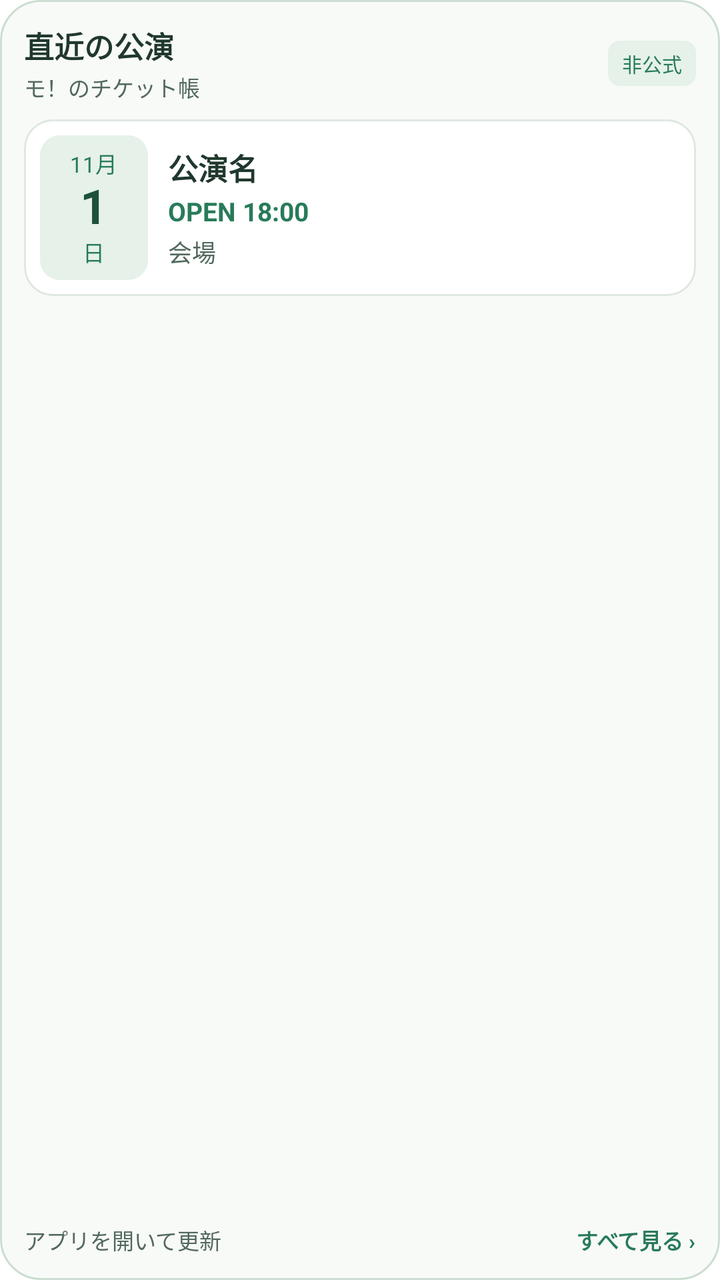
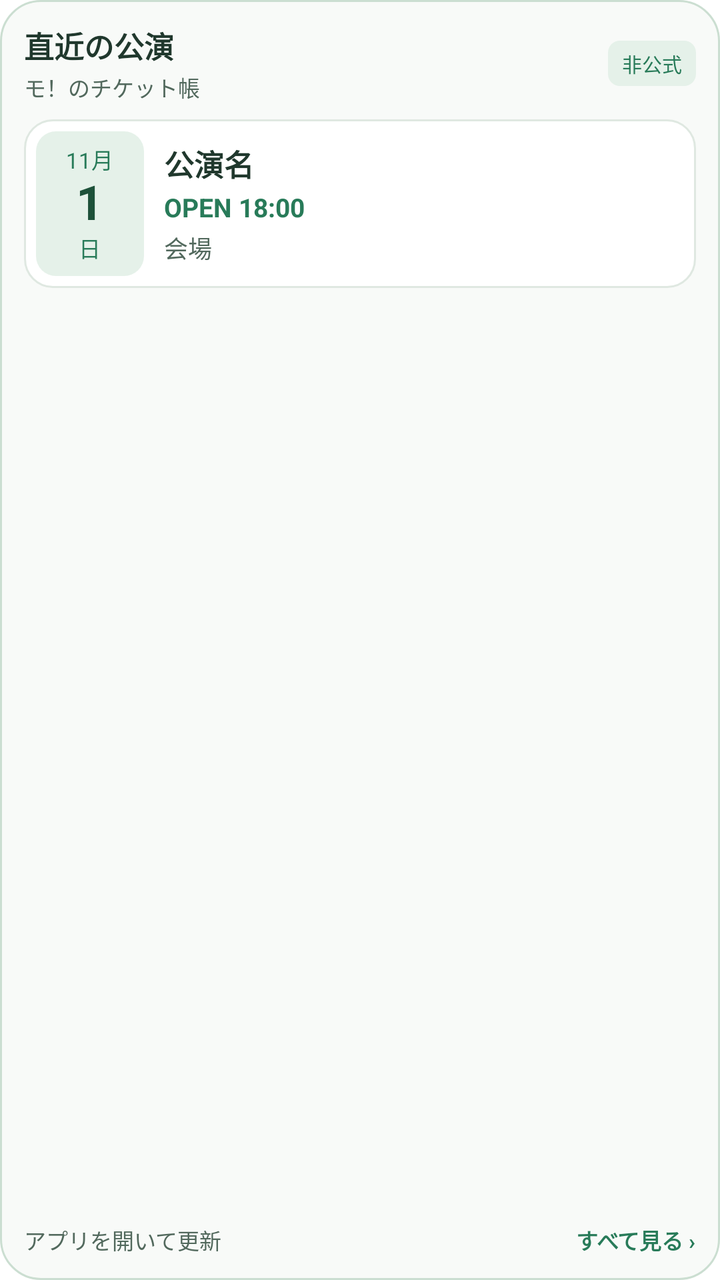

Before-and-after screenshots of an Android layout around one commit, followed by the original layout XML and the change that was made.
<!-- AndroidManifest.xml: fallback theme Theme.MaterialComponents.DayNight.NoActionBar -->
<!-- res/layout/ticket_widget.xml -->
<LinearLayout xmlns:android="http://schemas.android.com/apk/res/android" android:id="@+id/ticket_widget_root" android:layout_width="match_parent" android:layout_height="match_parent" android:orientation="vertical" android:padding="12dp" android:background="@drawable/ticket_widget_background">
  <LinearLayout android:layout_width="match_parent" android:layout_height="wrap_content" android:orientation="horizontal" android:gravity="center_vertical" android:layout_marginBottom="8dp">
    <LinearLayout android:layout_width="0dp" android:layout_weight="1" android:layout_height="wrap_content" android:orientation="vertical">
      <TextView android:id="@+id/ticket_widget_mode" android:layout_width="match_parent" android:layout_height="wrap_content" android:text="直近の公演" android:textColor="#20382D" android:textSize="15sp" android:textStyle="bold" android:includeFontPadding="false" android:maxLines="1" android:ellipsize="end"/>
      <TextView android:id="@+id/ticket_widget_heading" android:layout_width="match_parent" android:layout_height="wrap_content" android:text="モ！のチケット帳" android:textColor="#52695D" android:textSize="11sp" android:layout_marginTop="2dp" android:includeFontPadding="false" android:maxLines="1" android:ellipsize="end"/>
    </LinearLayout>
    <TextView android:layout_width="wrap_content" android:layout_height="wrap_content" android:text="非公式" android:textColor="#287B59" android:textSize="10sp" android:layout_marginLeft="8dp" android:paddingLeft="7dp" android:paddingRight="7dp" android:paddingTop="4dp" android:paddingBottom="4dp" android:includeFontPadding="false" android:background="@drawable/ticket_widget_tag"/>
  </LinearLayout>
  <TextView android:id="@+id/ticket_widget_empty" android:layout_width="match_parent" android:layout_height="wrap_content" android:minHeight="56dp" android:gravity="center_vertical" android:text="タップしてアプリで情報を取得" android:textColor="#52695D" android:textSize="14sp" android:padding="14dp" android:background="@drawable/ticket_widget_row" android:visibility="gone"/>
  <LinearLayout android:id="@+id/ticket_row_0" android:layout_width="match_parent" android:layout_height="wrap_content" android:orientation="horizontal" android:gravity="center_vertical" android:padding="8dp" android:layout_marginBottom="8dp" android:background="@drawable/ticket_widget_row">
    <LinearLayout android:id="@+id/ticket_date_0" android:layout_width="54dp" android:layout_height="wrap_content" android:minHeight="56dp" android:orientation="vertical" android:gravity="center" android:paddingTop="6dp" android:paddingBottom="6dp" android:background="@drawable/ticket_widget_date">
      <TextView android:id="@+id/ticket_month_0" android:layout_width="wrap_content" android:layout_height="wrap_content" android:text="11月" android:textColor="#287B59" android:textSize="11sp" android:includeFontPadding="false"/>
      <TextView android:id="@+id/ticket_day_0" android:layout_width="wrap_content" android:layout_height="wrap_content" android:text="1" android:textColor="#1D5139" android:textSize="24sp" android:textStyle="bold" android:includeFontPadding="false"/>
      <TextView android:id="@+id/ticket_weekday_0" android:layout_width="wrap_content" android:layout_height="wrap_content" android:text="日" android:textColor="#287B59" android:textSize="11sp" android:includeFontPadding="false"/>
    </LinearLayout>
    <LinearLayout android:layout_width="0dp" android:layout_weight="1" android:layout_height="wrap_content" android:orientation="vertical" android:layout_marginLeft="10dp">
      <TextView android:id="@+id/ticket_title_0" android:layout_width="match_parent" android:layout_height="wrap_content" android:text="公演名" android:textColor="#20382D" android:textSize="15sp" android:textStyle="bold" android:maxLines="2" android:ellipsize="end" android:includeFontPadding="false" android:lineSpacingExtra="1dp"/>
      <TextView android:id="@+id/ticket_time_0" android:layout_width="match_parent" android:layout_height="wrap_content" android:text="OPEN 18:00" android:textColor="#287B59" android:textSize="13sp" android:textStyle="bold" android:layout_marginTop="4dp" android:maxLines="1" android:ellipsize="end" android:includeFontPadding="false"/>
      <TextView android:id="@+id/ticket_meta_0" android:layout_width="match_parent" android:layout_height="wrap_content" android:text="会場" android:textColor="#52695D" android:textSize="12sp" android:layout_marginTop="3dp" android:maxLines="1" android:ellipsize="end" android:includeFontPadding="false"/>
    </LinearLayout>
  </LinearLayout>
  <LinearLayout android:id="@+id/ticket_row_1" android:visibility="gone" android:layout_width="match_parent" android:layout_height="wrap_content" android:orientation="horizontal" android:gravity="center_vertical" android:padding="8dp" android:layout_marginBottom="8dp" android:background="@drawable/ticket_widget_row">
    <LinearLayout android:id="@+id/ticket_date_1" android:layout_width="54dp" android:layout_height="wrap_content" android:minHeight="56dp" android:orientation="vertical" android:gravity="center" android:paddingTop="6dp" android:paddingBottom="6dp" android:background="@drawable/ticket_widget_date">
      <TextView android:id="@+id/ticket_month_1" android:layout_width="wrap_content" android:layout_height="wrap_content" android:text="11月" android:textColor="#287B59" android:textSize="11sp" android:includeFontPadding="false"/>
      <TextView android:id="@+id/ticket_day_1" android:layout_width="wrap_content" android:layout_height="wrap_content" android:text="1" android:textColor="#1D5139" android:textSize="24sp" android:textStyle="bold" android:includeFontPadding="false"/>
      <TextView android:id="@+id/ticket_weekday_1" android:layout_width="wrap_content" android:layout_height="wrap_content" android:text="日" android:textColor="#287B59" android:textSize="11sp" android:includeFontPadding="false"/>
    </LinearLayout>
    <LinearLayout android:layout_width="0dp" android:layout_weight="1" android:layout_height="wrap_content" android:orientation="vertical" android:layout_marginLeft="10dp">
      <TextView android:id="@+id/ticket_title_1" android:layout_width="match_parent" android:layout_height="wrap_content" android:text="公演名" android:textColor="#20382D" android:textSize="15sp" android:textStyle="bold" android:maxLines="2" android:ellipsize="end" android:includeFontPadding="false" android:lineSpacingExtra="1dp"/>
      <TextView android:id="@+id/ticket_time_1" android:layout_width="match_parent" android:layout_height="wrap_content" android:text="OPEN 18:00" android:textColor="#287B59" android:textSize="13sp" android:textStyle="bold" android:layout_marginTop="4dp" android:maxLines="1" android:ellipsize="end" android:includeFontPadding="false"/>
      <TextView android:id="@+id/ticket_meta_1" android:layout_width="match_parent" android:layout_height="wrap_content" android:text="会場" android:textColor="#52695D" android:textSize="12sp" android:layout_marginTop="3dp" android:maxLines="1" android:ellipsize="end" android:includeFontPadding="false"/>
    </LinearLayout>
  </LinearLayout>
  <LinearLayout android:id="@+id/ticket_row_2" android:visibility="gone" android:layout_width="match_parent" android:layout_height="wrap_content" android:orientation="horizontal" android:gravity="center_vertical" android:padding="8dp" android:layout_marginBottom="8dp" android:background="@drawable/ticket_widget_row">
    <LinearLayout android:id="@+id/ticket_date_2" android:layout_width="54dp" android:layout_height="wrap_content" android:minHeight="56dp" android:orientation="vertical" android:gravity="center" android:paddingTop="6dp" android:paddingBottom="6dp" android:background="@drawable/ticket_widget_date">
      <TextView android:id="@+id/ticket_month_2" android:layout_width="wrap_content" android:layout_height="wrap_content" android:text="11月" android:textColor="#287B59" android:textSize="11sp" android:includeFontPadding="false"/>
      <TextView android:id="@+id/ticket_day_2" android:layout_width="wrap_content" android:layout_height="wrap_content" android:text="1" android:textColor="#1D5139" android:textSize="24sp" android:textStyle="bold" android:includeFontPadding="false"/>
      <TextView android:id="@+id/ticket_weekday_2" android:layout_width="wrap_content" android:layout_height="wrap_content" android:text="日" android:textColor="#287B59" android:textSize="11sp" android:includeFontPadding="false"/>
    </LinearLayout>
    <LinearLayout android:layout_width="0dp" android:layout_weight="1" android:layout_height="wrap_content" android:orientation="vertical" android:layout_marginLeft="10dp">
      <TextView android:id="@+id/ticket_title_2" android:layout_width="match_parent" android:layout_height="wrap_content" android:text="公演名" android:textColor="#20382D" android:textSize="15sp" android:textStyle="bold" android:maxLines="2" android:ellipsize="end" android:includeFontPadding="false" android:lineSpacingExtra="1dp"/>
      <TextView android:id="@+id/ticket_time_2" android:layout_width="match_parent" android:layout_height="wrap_content" android:text="OPEN 18:00" android:textColor="#287B59" android:textSize="13sp" android:textStyle="bold" android:layout_marginTop="4dp" android:maxLines="1" android:ellipsize="end" android:includeFontPadding="false"/>
      <TextView android:id="@+id/ticket_meta_2" android:layout_width="match_parent" android:layout_height="wrap_content" android:text="会場" android:textColor="#52695D" android:textSize="12sp" android:layout_marginTop="3dp" android:maxLines="1" android:ellipsize="end" android:includeFontPadding="false"/>
    </LinearLayout>
  </LinearLayout>
  <LinearLayout android:layout_width="match_parent" android:layout_height="0dp" android:layout_weight="1"/>
  <LinearLayout android:id="@+id/ticket_widget_footer" android:layout_width="match_parent" android:layout_height="wrap_content" android:orientation="horizontal" android:gravity="center_vertical">
    <TextView android:id="@+id/ticket_widget_updated" android:layout_width="0dp" android:layout_weight="1" android:layout_height="wrap_content" android:text="アプリを開いて更新" android:textColor="#52695D" android:textSize="11sp" android:includeFontPadding="false" android:maxLines="1" android:ellipsize="end"/>
    <TextView android:layout_width="wrap_content" android:layout_height="wrap_content" android:layout_marginLeft="8dp" android:text="すべて見る ›" android:textColor="#287B59" android:textSize="11sp" android:textStyle="bold" android:includeFontPadding="false"/>
  </LinearLayout>
</LinearLayout>
<!-- resources referenced by this layout -->
<resources>
  <!-- drawable ticket_widget_background (drawable) -->
  <shape xmlns:android="http://schemas.android.com/apk/res/android"><solid android:color="#F8FAF8"/><corners android:radius="20dp"/><stroke android:width="1dp" android:color="#CBDed1"/></shape>
  <!-- drawable ticket_widget_date (drawable) -->
  <shape xmlns:android="http://schemas.android.com/apk/res/android"><solid android:color="#E5F1E9"/><corners android:radius="10dp"/></shape>
  <!-- drawable ticket_widget_row (drawable) -->
  <selector xmlns:android="http://schemas.android.com/apk/res/android"><item android:state_pressed="true"><shape><solid android:color="#EEF6F0"/><stroke android:width="1dp" android:color="#CBDDD1"/><corners android:radius="14dp"/></shape></item><item><shape><solid android:color="#FFFFFF"/><stroke android:width="1dp" android:color="#DFE8E1"/><corners android:radius="14dp"/></shape></item></selector>
  <!-- drawable ticket_widget_tag (drawable) -->
  <shape xmlns:android="http://schemas.android.com/apk/res/android"><solid android:color="#E5F1E9"/><corners android:radius="6dp"/></shape>
</resources>

<!-- the commit's change to res/layout/ticket_widget.xml (unified diff, before → after) -->
@@ -7,7 +7,7 @@
     <TextView android:layout_width="wrap_content" android:layout_height="wrap_content" android:text="非公式" android:textColor="#287B59" android:textSize="10sp" android:layout_marginLeft="8dp" android:paddingLeft="7dp" android:paddingRight="7dp" android:paddingTop="4dp" android:paddingBottom="4dp" android:includeFontPadding="false" android:background="@drawable/ticket_widget_tag"/>
   </LinearLayout>
   <TextView android:id="@+id/ticket_widget_empty" android:layout_width="match_parent" android:layout_height="wrap_content" android:minHeight="56dp" android:gravity="center_vertical" android:text="タップしてアプリで情報を取得" android:textColor="#52695D" android:textSize="14sp" android:padding="14dp" android:background="@drawable/ticket_widget_row" android:visibility="gone"/>
-  <LinearLayout android:id="@+id/ticket_row_0" android:layout_width="match_parent" android:layout_height="wrap_content" android:orientation="horizontal" android:gravity="center_vertical" android:padding="8dp" android:layout_marginBottom="8dp" android:background="@drawable/ticket_widget_row">
+  <LinearLayout android:id="@+id/ticket_row_0" android:layout_width="match_parent" android:layout_height="wrap_content" android:orientation="horizontal" android:gravity="center_vertical" android:padding="6dp" android:layout_marginBottom="6dp" android:background="@drawable/ticket_widget_row">
     <LinearLayout android:id="@+id/ticket_date_0" android:layout_width="54dp" android:layout_height="wrap_content" android:minHeight="56dp" android:orientation="vertical" android:gravity="center" android:paddingTop="6dp" android:paddingBottom="6dp" android:background="@drawable/ticket_widget_date">
       <TextView android:id="@+id/ticket_month_0" android:layout_width="wrap_content" android:layout_height="wrap_content" android:text="11月" android:textColor="#287B59" android:textSize="11sp" android:includeFontPadding="false"/>
       <TextView android:id="@+id/ticket_day_0" android:layout_width="wrap_content" android:layout_height="wrap_content" android:text="1" android:textColor="#1D5139" android:textSize="24sp" android:textStyle="bold" android:includeFontPadding="false"/>
@@ -19,7 +19,7 @@
       <TextView android:id="@+id/ticket_meta_0" android:layout_width="match_parent" android:layout_height="wrap_content" android:text="会場" android:textColor="#52695D" android:textSize="12sp" android:layout_marginTop="3dp" android:maxLines="1" android:ellipsize="end" android:includeFontPadding="false"/>
     </LinearLayout>
   </LinearLayout>
-  <LinearLayout android:id="@+id/ticket_row_1" android:visibility="gone" android:layout_width="match_parent" android:layout_height="wrap_content" android:orientation="horizontal" android:gravity="center_vertical" android:padding="8dp" android:layout_marginBottom="8dp" android:background="@drawable/ticket_widget_row">
+  <LinearLayout android:id="@+id/ticket_row_1" android:visibility="gone" android:layout_width="match_parent" android:layout_height="wrap_content" android:orientation="horizontal" android:gravity="center_vertical" android:padding="6dp" android:layout_marginBottom="6dp" android:background="@drawable/ticket_widget_row">
     <LinearLayout android:id="@+id/ticket_date_1" android:layout_width="54dp" android:layout_height="wrap_content" android:minHeight="56dp" android:orientation="vertical" android:gravity="center" android:paddingTop="6dp" android:paddingBottom="6dp" android:background="@drawable/ticket_widget_date">
       <TextView android:id="@+id/ticket_month_1" android:layout_width="wrap_content" android:layout_height="wrap_content" android:text="11月" android:textColor="#287B59" android:textSize="11sp" android:includeFontPadding="false"/>
       <TextView android:id="@+id/ticket_day_1" android:layout_width="wrap_content" android:layout_height="wrap_content" android:text="1" android:textColor="#1D5139" android:textSize="24sp" android:textStyle="bold" android:includeFontPadding="false"/>
@@ -31,7 +31,7 @@
       <TextView android:id="@+id/ticket_meta_1" android:layout_width="match_parent" android:layout_height="wrap_content" android:text="会場" android:textColor="#52695D" android:textSize="12sp" android:layout_marginTop="3dp" android:maxLines="1" android:ellipsize="end" android:includeFontPadding="false"/>
     </LinearLayout>
   </LinearLayout>
-  <LinearLayout android:id="@+id/ticket_row_2" android:visibility="gone" android:layout_width="match_parent" android:layout_height="wrap_content" android:orientation="horizontal" android:gravity="center_vertical" android:padding="8dp" android:layout_marginBottom="8dp" android:background="@drawable/ticket_widget_row">
+  <LinearLayout android:id="@+id/ticket_row_2" android:visibility="gone" android:layout_width="match_parent" android:layout_height="wrap_content" android:orientation="horizontal" android:gravity="center_vertical" android:padding="6dp" android:layout_marginBottom="6dp" android:background="@drawable/ticket_widget_row">
     <LinearLayout android:id="@+id/ticket_date_2" android:layout_width="54dp" android:layout_height="wrap_content" android:minHeight="56dp" android:orientation="vertical" android:gravity="center" android:paddingTop="6dp" android:paddingBottom="6dp" android:background="@drawable/ticket_widget_date">
       <TextView android:id="@+id/ticket_month_2" android:layout_width="wrap_content" android:layout_height="wrap_content" android:text="11月" android:textColor="#287B59" android:textSize="11sp" android:includeFontPadding="false"/>
       <TextView android:id="@+id/ticket_day_2" android:layout_width="wrap_content" android:layout_height="wrap_content" android:text="1" android:textColor="#1D5139" android:textSize="24sp" android:textStyle="bold" android:includeFontPadding="false"/>
@@ -43,6 +43,42 @@
       <TextView android:id="@+id/ticket_meta_2" android:layout_width="match_parent" android:layout_height="wrap_content" android:text="会場" android:textColor="#52695D" android:textSize="12sp" android:layout_marginTop="3dp" android:maxLines="1" android:ellipsize="end" android:includeFontPadding="false"/>
     </LinearLayout>
   </LinearLayout>
+  <LinearLayout android:id="@+id/ticket_row_3" android:visibility="gone" android:layout_width="match_parent" android:layout_height="wrap_content" android:orientation="horizontal" android:gravity="center_vertical" android:padding="6dp" android:layout_marginBottom="6dp" android:background="@drawable/ticket_widget_row">
+    <LinearLayout android:id="@+id/ticket_date_3" android:layout_width="54dp" android:layout_height="wrap_content" android:minHeight="56dp" android:orientation="vertical" android:gravity="center" android:paddingTop="6dp" android:paddingBottom="6dp" android:background="@drawable/ticket_widget_date">
+      <TextView android:id="@+id/ticket_month_3" android:layout_width="wrap_content" android:layout_height="wrap_content" android:text="11月" android:textColor="#287B59" android:textSize="11sp" android:includeFontPadding="false"/>
+      <TextView android:id="@+id/ticket_day_3" android:layout_width="wrap_content" android:layout_height="wrap_content" android:text="1" android:textColor="#1D5139" android:textSize="24sp" android:textStyle="bold" android:includeFontPadding="false"/>
+      <TextView android:id="@+id/ticket_weekday_3" android:layout_width="wrap_content" android:layout_height="wrap_content" android:text="日" android:textColor="#287B59" android:textSize="11sp" android:includeFontPadding="false"/>
+    </LinearLayout>
+    <LinearLayout android:layout_width="0dp" android:layout_weight="1" android:layout_height="wrap_content" android:orientation="vertical" android:layout_marginLeft="10dp">
+      <TextView android:id="@+id/ticket_title_3" android:layout_width="match_parent" android:layout_height="wrap_content" android:text="公演名" android:textColor="#20382D" android:textSize="15sp" android:textStyle="bold" android:maxLines="2" android:ellipsize="end" android:includeFontPadding="false" android:lineSpacingExtra="1dp"/>
+      <TextView android:id="@+id/ticket_time_3" android:layout_width="match_parent" android:layout_height="wrap_content" android:text="OPEN 18:00" android:textColor="#287B59" android:textSize="13sp" android:textStyle="bold" android:layout_marginTop="4dp" android:maxLines="1" android:ellipsize="end" android:includeFontPadding="false"/>
+      <TextView android:id="@+id/ticket_meta_3" android:layout_width="match_parent" android:layout_height="wrap_content" android:text="会場" android:textColor="#52695D" android:textSize="12sp" android:layout_marginTop="3dp" android:maxLines="1" android:ellipsize="end" android:includeFontPadding="false"/>
+    </LinearLayout>
+  </LinearLayout>
+  <LinearLayout android:id="@+id/ticket_row_4" android:visibility="gone" android:layout_width="match_parent" android:layout_height="wrap_content" android:orientation="horizontal" android:gravity="center_vertical" android:padding="6dp" android:layout_marginBottom="6dp" android:background="@drawable/ticket_widget_row">
+    <LinearLayout android:id="@+id/ticket_date_4" android:layout_width="54dp" android:layout_height="wrap_content" android:minHeight="56dp" android:orientation="vertical" android:gravity="center" android:paddingTop="6dp" android:paddingBottom="6dp" android:background="@drawable/ticket_widget_date">
+      <TextView android:id="@+id/ticket_month_4" android:layout_width="wrap_content" android:layout_height="wrap_content" android:text="11月" android:textColor="#287B59" android:textSize="11sp" android:includeFontPadding="false"/>
+      <TextView android:id="@+id/ticket_day_4" android:layout_width="wrap_content" android:layout_height="wrap_content" android:text="1" android:textColor="#1D5139" android:textSize="24sp" android:textStyle="bold" android:includeFontPadding="false"/>
+      <TextView android:id="@+id/ticket_weekday_4" android:layout_width="wrap_content" android:layout_height="wrap_content" android:text="日" android:textColor="#287B59" android:textSize="11sp" android:includeFontPadding="false"/>
+    </LinearLayout>
+    <LinearLayout android:layout_width="0dp" android:layout_weight="1" android:layout_height="wrap_content" android:orientation="vertical" android:layout_marginLeft="10dp">
+      <TextView android:id="@+id/ticket_title_4" android:layout_width="match_parent" android:layout_height="wrap_content" android:text="公演名" android:textColor="#20382D" android:textSize="15sp" android:textStyle="bold" android:maxLines="2" android:ellipsize="end" android:includeFontPadding="false" android:lineSpacingExtra="1dp"/>
+      <TextView android:id="@+id/ticket_time_4" android:layout_width="match_parent" android:layout_height="wrap_content" android:text="OPEN 18:00" android:textColor="#287B59" android:textSize="13sp" android:textStyle="bold" android:layout_marginTop="4dp" android:maxLines="1" android:ellipsize="end" android:includeFontPadding="false"/>
+      <TextView android:id="@+id/ticket_meta_4" android:layout_width="match_parent" android:layout_height="wrap_content" android:text="会場" android:textColor="#52695D" android:textSize="12sp" android:layout_marginTop="3dp" android:maxLines="1" android:ellipsize="end" android:includeFontPadding="false"/>
+    </LinearLayout>
+  </LinearLayout>
+  <LinearLayout android:id="@+id/ticket_row_5" android:visibility="gone" android:layout_width="match_parent" android:layout_height="wrap_content" android:orientation="horizontal" android:gravity="center_vertical" android:padding="6dp" android:layout_marginBottom="6dp" android:background="@drawable/ticket_widget_row">
+    <LinearLayout android:id="@+id/ticket_date_5" android:layout_width="54dp" android:layout_height="wrap_content" android:minHeight="56dp" android:orientation="vertical" android:gravity="center" android:paddingTop="6dp" android:paddingBottom="6dp" android:background="@drawable/ticket_widget_date">
+      <TextView android:id="@+id/ticket_month_5" android:layout_width="wrap_content" android:layout_height="wrap_content" android:text="11月" android:textColor="#287B59" android:textSize="11sp" android:includeFontPadding="false"/>
+      <TextView android:id="@+id/ticket_day_5" android:layout_width="wrap_content" android:layout_height="wrap_content" android:text="1" android:textColor="#1D5139" android:textSize="24sp" android:textStyle="bold" android:includeFontPadding="false"/>
+      <TextView android:id="@+id/ticket_weekday_5" android:layout_width="wrap_content" android:layout_height="wrap_content" android:text="日" android:textColor="#287B59" android:textSize="11sp" android:includeFontPadding="false"/>
+    </LinearLayout>
+    <LinearLayout android:layout_width="0dp" android:layout_weight="1" android:layout_height="wrap_content" android:orientation="vertical" android:layout_marginLeft="10dp">
+      <TextView android:id="@+id/ticket_title_5" android:layout_width="match_parent" android:layout_height="wrap_content" android:text="公演名" android:textColor="#20382D" android:textSize="15sp" android:textStyle="bold" android:maxLines="2" android:ellipsize="end" android:includeFontPadding="false" android:lineSpacingExtra="1dp"/>
+      <TextView android:id="@+id/ticket_time_5" android:layout_width="match_parent" android:layout_height="wrap_content" android:text="OPEN 18:00" android:textColor="#287B59" android:textSize="13sp" android:textStyle="bold" android:layout_marginTop="4dp" android:maxLines="1" android:ellipsize="end" android:includeFontPadding="false"/>
+      <TextView android:id="@+id/ticket_meta_5" android:layout_width="match_parent" android:layout_height="wrap_content" android:text="会場" android:textColor="#52695D" android:textSize="12sp" android:layout_marginTop="3dp" android:maxLines="1" android:ellipsize="end" android:includeFontPadding="false"/>
+    </LinearLayout>
+  </LinearLayout>
   <LinearLayout android:layout_width="match_parent" android:layout_height="0dp" android:layout_weight="1"/>
   <LinearLayout android:id="@+id/ticket_widget_footer" android:layout_width="match_parent" android:layout_height="wrap_content" android:orientation="horizontal" android:gravity="center_vertical">
     <TextView android:id="@+id/ticket_widget_updated" android:layout_width="0dp" android:layout_weight="1" android:layout_height="wrap_content" android:text="アプリを開いて更新" android:textColor="#52695D" android:textSize="11sp" android:includeFontPadding="false" android:maxLines="1" android:ellipsize="end"/>
